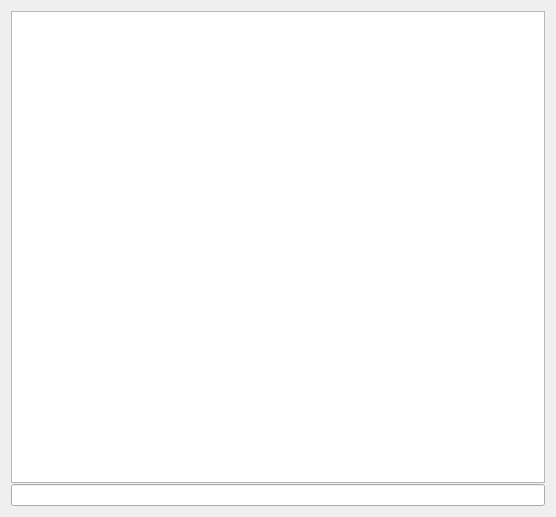
Qt form branches/macjariel/client/chatwidget.ui (kubos741/kbang) before a commit.
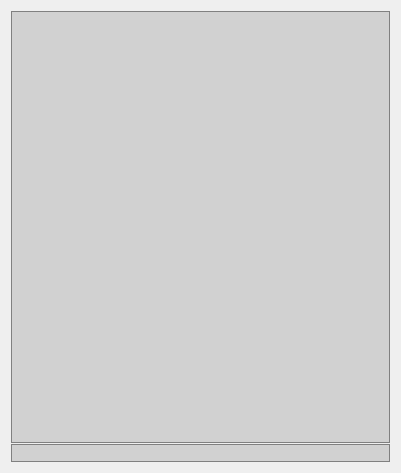
The same form after that commit.

The edit to the form file:
```diff
--- a/branches/macjariel/client/chatwidget.ui
+++ b/branches/macjariel/client/chatwidget.ui
@@ -5,8 +5,8 @@
    <rect>
     <x>0</x>
     <y>0</y>
-    <width>556</width>
-    <height>517</height>
+    <width>401</width>
+    <height>473</height>
    </rect>
   </property>
   <property name="sizePolicy" >
@@ -16,7 +16,15 @@
    </sizepolicy>
   </property>
   <property name="windowTitle" >
-   <string>Form</string>
+   <string>ChatWidget</string>
+  </property>
+  <property name="styleSheet" >
+   <string notr="true" >QTextBrowser, QLineEdit {
+  background-color: rgba(0, 0, 0, 32);
+  border: 1px solid gray;
+}
+
+</string>
   </property>
   <layout class="QVBoxLayout" name="verticalLayout" >
    <property name="spacing" >
@@ -24,6 +32,9 @@
    </property>
    <item>
     <widget class="QTextBrowser" name="mp_chatView" >
+     <property name="frameShape" >
+      <enum>QFrame::StyledPanel</enum>
+     </property>
      <property name="horizontalScrollBarPolicy" >
       <enum>Qt::ScrollBarAsNeeded</enum>
      </property>
@@ -31,8 +42,14 @@
    </item>
    <item>
     <widget class="QLineEdit" name="mp_messageBox" >
+     <property name="sizePolicy" >
+      <sizepolicy vsizetype="Preferred" hsizetype="Expanding" >
+       <horstretch>0</horstretch>
+       <verstretch>0</verstretch>
+      </sizepolicy>
+     </property>
      <property name="frame" >
-      <bool>true</bool>
+      <bool>false</bool>
      </property>
     </widget>
    </item>
```
